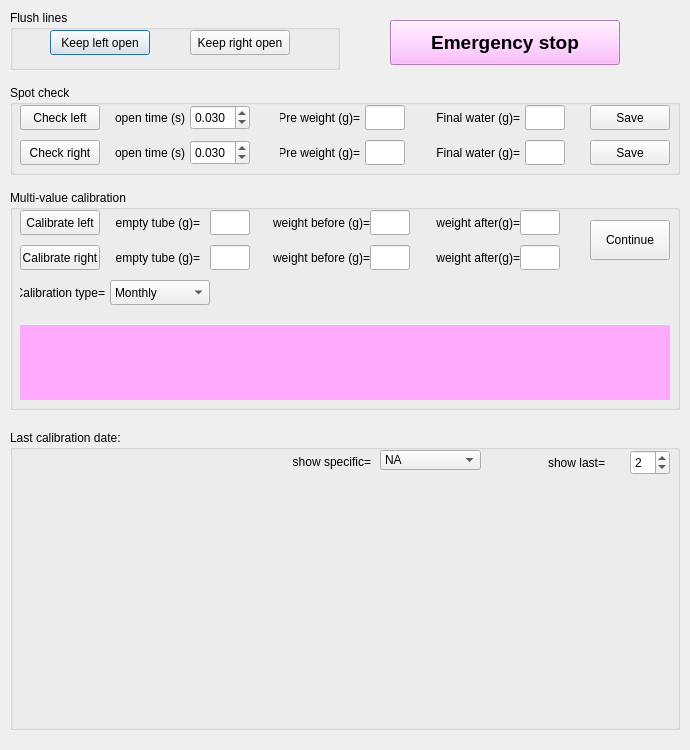
Before: the Qt Designer form src/foraging_gui/Calibration.ui in AllenNeuralDynamics/dynamic-foraging-task, drawn with Qt 5.
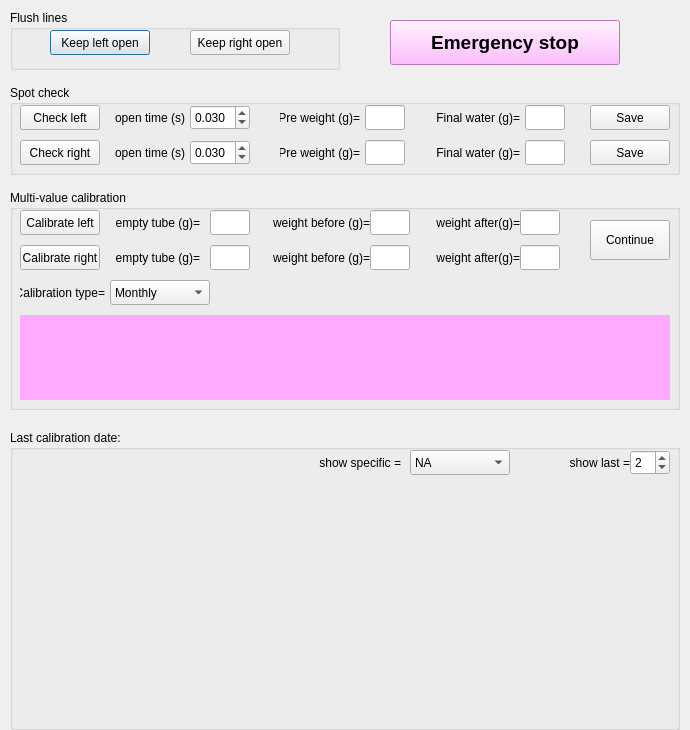
After: the same form once the commit is applied.

Patch:
```diff
--- a/src/foraging_gui/Calibration.ui
+++ b/src/foraging_gui/Calibration.ui
@@ -7,7 +7,7 @@
             <x>0</x>
             <y>0</y>
             <width>690</width>
-            <height>750</height>
+            <height>730</height>
         </rect>
     </property>
     <property name="windowTitle">
@@ -53,9 +53,9 @@
         <widget class="QLabel" name="label_69"><!--label 69-->
             <property name="geometry">
                 <rect>
-                    <x>475</x>
+                    <x>520</x>
                     <y>20</y>
-                    <width>120</width>
+                    <width>100</width>
                     <height>25</height>
                 </rect>
             </property>
@@ -66,7 +66,7 @@
                 </sizepolicy>
             </property>
             <property name="text">
-                <string>show last=</string>
+                <string>show last =</string>
             </property>
             <property name="textFormat">
                 <enum>Qt::AutoText</enum>
@@ -78,10 +78,10 @@
        <widget class="QLabel" name="label_70"><!-- label 70-->
             <property name="geometry">
                 <rect>
-                    <x>220</x>
+                    <x>250</x>
                     <y>20</y>
                     <width>141</width>
-                    <height>24</height>
+                    <height>25</height>
                 </rect>
             </property>
             <property name="sizePolicy">
@@ -91,7 +91,7 @@
                 </sizepolicy>
             </property>
             <property name="text">
-                <string>show specific=</string>
+                <string>show specific =</string>
             </property>
             <property name="textFormat">
                 <enum>Qt::AutoText</enum>
@@ -103,10 +103,10 @@
        <widget class="QComboBox" name="showspecificcali">
             <property name="geometry">
                 <rect>
-                    <x>370</x>
+                    <x>400</x>
                     <y>20</y>
-                    <width>101</width>
-                    <height>20</height>
+                    <width>100</width>
+                    <height>25</height>
                 </rect>
             </property>
             <property name="sizePolicy">
@@ -710,9 +710,9 @@
             <property name="geometry">
                 <rect>
                     <x>10</x>
-                    <y>135</y>
+                    <y>125</y>
                     <width>650</width>
-                    <height>75</height>
+                    <height>85</height>
                 </rect>
             </property>
             <property name="styleSheet">
```
